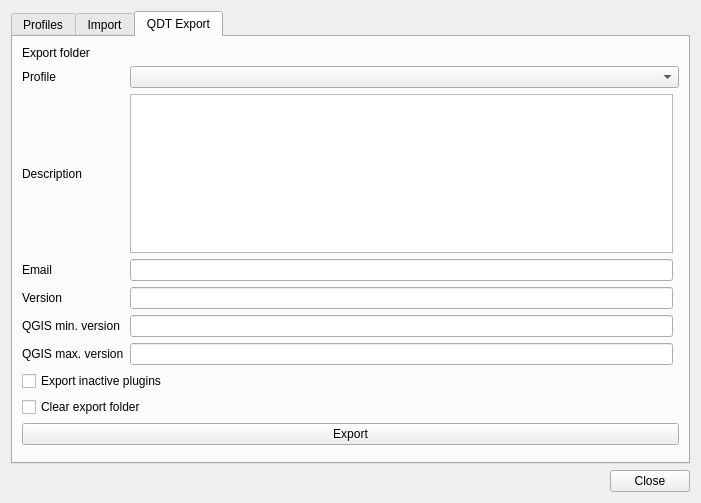
WhereGroup/profile_manager, file profile_manager/profile_manager_dialog_base.ui: the form before one commit.
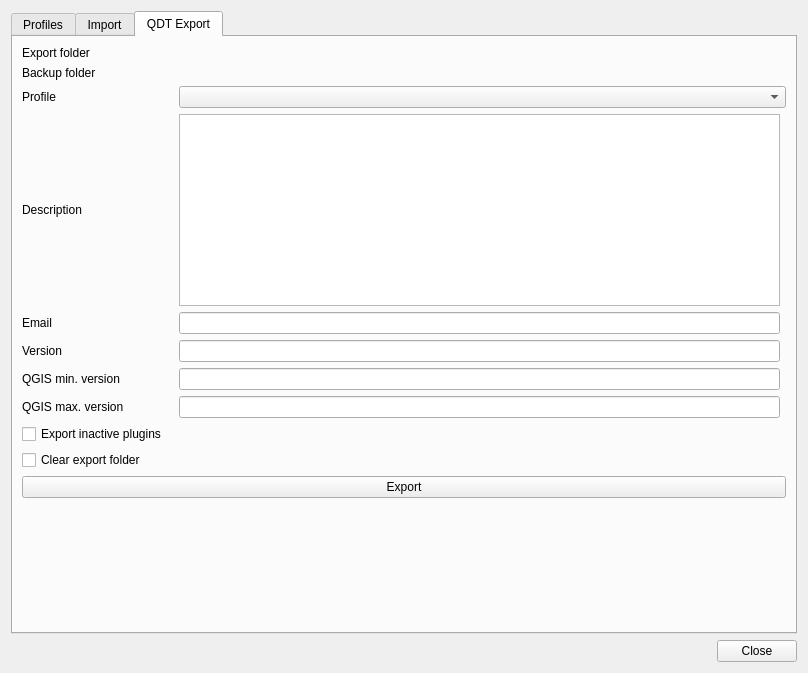
The form after the commit. The open tabs and pages were chosen to show the change. Custom widgets are drawn as their Qt base class.

Commit message: added optional backup feat for user

```diff
--- a/profile_manager/profile_manager_dialog_base.ui
+++ b/profile_manager/profile_manager_dialog_base.ui
@@ -6,8 +6,8 @@
    <rect>
     <x>0</x>
     <y>0</y>
-    <width>701</width>
-    <height>503</height>
+    <width>808</width>
+    <height>673</height>
    </rect>
   </property>
   <property name="windowTitle">
@@ -350,60 +350,10 @@
        <string>QDT Export</string>
       </attribute>
       <layout class="QGridLayout" name="gridLayout">
-       <item row="1" column="0">
-        <widget class="QLabel" name="qdt_profile_label">
-         <property name="sizePolicy">
-          <sizepolicy hsizetype="Fixed" vsizetype="Preferred">
-           <horstretch>0</horstretch>
-           <verstretch>0</verstretch>
-          </sizepolicy>
-         </property>
-         <property name="text">
-          <string>Profile</string>
-         </property>
-        </widget>
+       <item row="7" column="2">
+        <widget class="QLineEdit" name="qdt_qgis_max_version_edit"/>
        </item>
-       <item row="5" column="0">
-        <widget class="QLabel" name="qdt_qgis_min_version_label">
-         <property name="text">
-          <string>QGIS min. version</string>
-         </property>
-        </widget>
-       </item>
-       <item row="2" column="0">
-        <widget class="QLabel" name="qdt_description_label">
-         <property name="text">
-          <string>Description</string>
-         </property>
-        </widget>
-       </item>
-       <item row="1" column="1" colspan="2">
-        <widget class="QComboBox" name="qdt_export_profile_cbx"/>
-       </item>
-       <item row="3" column="0">
-        <widget class="QLabel" name="qdt_email_label">
-         <property name="text">
-          <string>Email</string>
-         </property>
-        </widget>
-       </item>
-       <item row="3" column="1">
-        <widget class="QLineEdit" name="qdt_email_edit"/>
-       </item>
-       <item row="4" column="1">
-        <widget class="QLineEdit" name="qdt_version_edit"/>
-       </item>
-       <item row="8" column="0" colspan="2">
-        <widget class="QCheckBox" name="qdt_clear_export_folder_checkbox">
-         <property name="text">
-          <string>Clear export folder</string>
-         </property>
-        </widget>
-       </item>
-       <item row="5" column="1">
-        <widget class="QLineEdit" name="qdt_qgis_min_version_edit"/>
-       </item>
-       <item row="11" column="0" colspan="3">
+       <item row="13" column="0" colspan="4">
         <spacer name="verticalSpacer_4">
          <property name="orientation">
           <enum>Qt::Vertical</enum>
@@ -416,47 +366,52 @@
          </property>
         </spacer>
        </item>
-       <item row="7" column="0" colspan="2">
-        <widget class="QCheckBox" name="qdt_inactive_plugin_export_checkbox">
-         <property name="text">
-          <string>Export inactive plugins</string>
-         </property>
-        </widget>
-       </item>
-       <item row="4" column="0">
-        <widget class="QLabel" name="qdt_version_label">
-         <property name="text">
-          <string>Version</string>
-         </property>
-        </widget>
-       </item>
-       <item row="10" column="0" colspan="3">
+       <item row="12" column="0" colspan="4">
         <widget class="QPushButton" name="export_qdt_button">
          <property name="text">
           <string>Export</string>
          </property>
         </widget>
        </item>
-       <item row="6" column="0">
-        <widget class="QLabel" name="qdt_qgis_max_version_label">
-         <property name="text">
-          <string>QGIS max. version</string>
-         </property>
-        </widget>
+       <item row="6" column="2">
+        <widget class="QLineEdit" name="qdt_qgis_min_version_edit"/>
        </item>
-       <item row="6" column="1">
-        <widget class="QLineEdit" name="qdt_qgis_max_version_edit"/>
-       </item>
-       <item row="2" column="1">
-        <widget class="QTextEdit" name="qdt_description_edit"/>
-       </item>
-       <item row="0" column="1">
+       <item row="0" column="2">
         <widget class="QgsFileWidget" name="qdt_file_widget">
          <property name="storageMode">
           <enum>QgsFileWidget::GetDirectory</enum>
          </property>
         </widget>
        </item>
+       <item row="3" column="2">
+        <widget class="QTextEdit" name="qdt_description_edit"/>
+       </item>
+       <item row="4" column="2">
+        <widget class="QLineEdit" name="qdt_email_edit"/>
+       </item>
+       <item row="8" column="0">
+        <widget class="QCheckBox" name="qdt_inactive_plugin_export_checkbox">
+         <property name="text">
+          <string>Export inactive plugins</string>
+         </property>
+        </widget>
+       </item>
+       <item row="5" column="2">
+        <widget class="QLineEdit" name="qdt_version_edit"/>
+       </item>
+       <item row="2" column="0">
+        <widget class="QLabel" name="qdt_profile_label">
+         <property name="sizePolicy">
+          <sizepolicy hsizetype="Fixed" vsizetype="Preferred">
+           <horstretch>0</horstretch>
+           <verstretch>0</verstretch>
+          </sizepolicy>
+         </property>
+         <property name="text">
+          <string>Profile</string>
+         </property>
+        </widget>
+       </item>
        <item row="0" column="0">
         <widget class="QLabel" name="lbl_export_folder">
          <property name="text">
@@ -464,6 +419,65 @@
          </property>
         </widget>
        </item>
+       <item row="9" column="0">
+        <widget class="QCheckBox" name="qdt_clear_export_folder_checkbox">
+         <property name="text">
+          <string>Clear export folder</string>
+         </property>
+        </widget>
+       </item>
+       <item row="6" column="0">
+        <widget class="QLabel" name="qdt_qgis_min_version_label">
+         <property name="text">
+          <string>QGIS min. version</string>
+         </property>
+        </widget>
+       </item>
+       <item row="7" column="0">
+        <widget class="QLabel" name="qdt_qgis_max_version_label">
+         <property name="text">
+          <string>QGIS max. version</string>
+         </property>
+        </widget>
+       </item>
+       <item row="4" column="0">
+        <widget class="QLabel" name="qdt_email_label">
+         <property name="text">
+          <string>Email</string>
+         </property>
+        </widget>
+       </item>
+       <item row="5" column="0">
+        <widget class="QLabel" name="qdt_version_label">
+         <property name="text">
+          <string>Version</string>
+         </property>
+        </widget>
+       </item>
+       <item row="3" column="0">
+        <widget class="QLabel" name="qdt_description_label">
+         <property name="text">
+          <string>Description</string>
+         </property>
+        </widget>
+       </item>
+       <item row="2" column="2" colspan="2">
+        <widget class="QComboBox" name="qdt_export_profile_cbx"/>
+       </item>
+       <item row="1" column="0">
+        <widget class="QLabel" name="label_2">
+         <property name="text">
+          <string>Backup folder</string>
+         </property>
+        </widget>
+       </item>
+       <item row="1" column="2">
+        <widget class="QgsFileWidget" name="qdt_backup_file_widget">
+         <property name="storageMode">
+          <enum>QgsFileWidget::GetDirectory</enum>
+         </property>
+        </widget>
+       </item>
       </layout>
      </widget>
     </widget>
```
Left out of the diff: 2 changed lines with no effect on the pictures. The commit also changes 2 other files.
